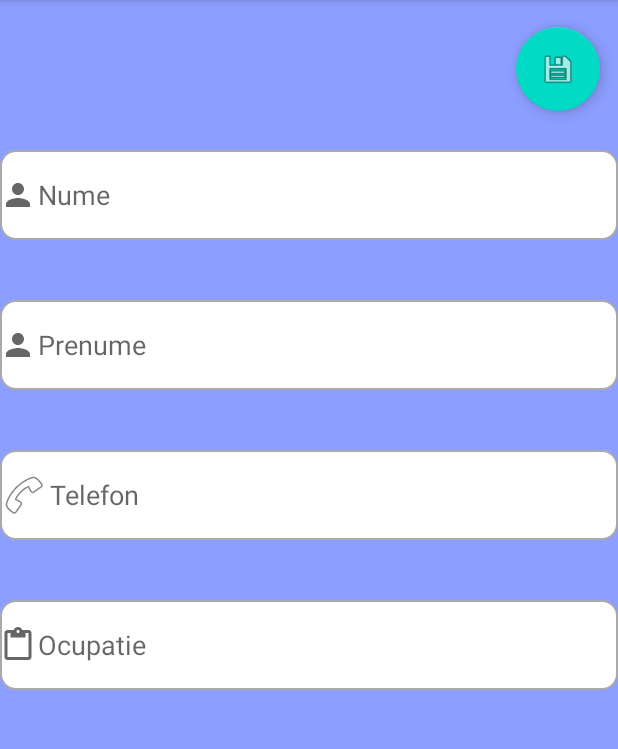
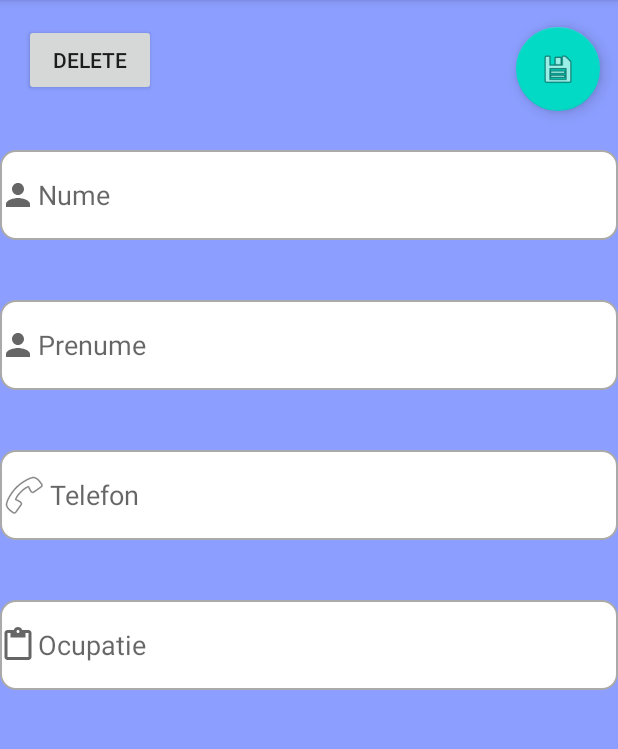
Before and after one commit to brasoveandan/AndroidApp, an Android app: the PersonEditFragment screen opened through its navigation route, on a phone screen of 412 x 824 dp, the part 84-833 px from its top. Run offline under Robolectric (Android 15) with nearby library versions, the phone set to English and light mode, and no system bars; our stand-ins replace Room's generated code; network calls fail.

```diff
--- a/app/src/main/java/ro/ubbcluj/scs/bdir2463/androidapp/MainActivity.kt
+++ b/app/src/main/java/ro/ubbcluj/scs/bdir2463/androidapp/MainActivity.kt
@@ -5,6 +5,7 @@ import android.util.Log
 import android.view.Menu
 import android.view.MenuItem
 import androidx.appcompat.app.AppCompatActivity
+import ro.ubbcluj.scs.bdir2463.androidapp.core.Constants
 import ro.ubbcluj.scs.bdir2463.androidapp.core.TAG
 
 class MainActivity : AppCompatActivity() {
@@ -13,6 +14,7 @@ class MainActivity : AppCompatActivity() {
         super.onCreate(savedInstanceState)
         setContentView(R.layout.activity_main)
         setSupportActionBar(findViewById(R.id.toolbar))
+        Constants.instance(this.applicationContext);
         Log.i(TAG, "onCreate")
     }
 
--- a/app/src/main/java/ro/ubbcluj/scs/bdir2463/androidapp/auth/data/AuthRepository.kt
+++ b/app/src/main/java/ro/ubbcluj/scs/bdir2463/androidapp/auth/data/AuthRepository.kt
@@ -2,6 +2,7 @@ package ro.ubbcluj.scs.bdir2463.androidapp.auth.data
 
 import ro.ubbcluj.scs.bdir2463.androidapp.auth.data.remote.RemoteAuthDataSource
 import ro.ubbcluj.scs.bdir2463.androidapp.core.Api
+import ro.ubbcluj.scs.bdir2463.androidapp.core.Constants
 import ro.ubbcluj.scs.bdir2463.androidapp.core.Result
 
 object AuthRepository {
@@ -17,6 +18,7 @@ object AuthRepository {
 
     fun logout() {
         user = null
+        Constants.instance()?.deleteValueString("token")
         Api.tokenInterceptor.token = null
     }
 
@@ -25,6 +27,7 @@ object AuthRepository {
         val result = RemoteAuthDataSource.login(user)
         if (result is Result.Success<TokenHolder>) {
             setLoggedInUser(user, result.data)
+            Constants.instance()?.storeValueString("token", result.data.token)
         }
         return result
     }
--- a/app/src/main/java/ro/ubbcluj/scs/bdir2463/androidapp/auth/login/LoginViewModel.kt
+++ b/app/src/main/java/ro/ubbcluj/scs/bdir2463/androidapp/auth/login/LoginViewModel.kt
@@ -1,10 +1,11 @@
 package ro.ubbcluj.scs.bdir2463.androidapp.auth.login
 
+import android.app.Application
 import android.util.Log
 import android.util.Patterns
+import androidx.lifecycle.AndroidViewModel
 import androidx.lifecycle.LiveData
 import androidx.lifecycle.MutableLiveData
-import androidx.lifecycle.ViewModel
 import androidx.lifecycle.viewModelScope
 import kotlinx.coroutines.launch
 import ro.ubbcluj.scs.bdir2463.androidapp.R
@@ -13,7 +14,7 @@ import ro.ubbcluj.scs.bdir2463.androidapp.auth.data.TokenHolder
 import ro.ubbcluj.scs.bdir2463.androidapp.core.Result
 import ro.ubbcluj.scs.bdir2463.androidapp.core.TAG
 
-class LoginViewModel : ViewModel() {
+class LoginViewModel(application: Application) : AndroidViewModel(application) {
 
     private val mutableLoginFormState = MutableLiveData<LoginFormState>()
     val loginFormState: LiveData<LoginFormState> = mutableLoginFormState
--- /dev/null
+++ b/app/src/main/java/ro/ubbcluj/scs/bdir2463/androidapp/core/Constants.kt
@@ -0,0 +1,44 @@
+package ro.ubbcluj.scs.bdir2463.androidapp.core
+
+import android.app.Activity
+import android.content.Context
+import android.content.SharedPreferences
+
+class Constants {
+    var context: Context? = null
+    var sharedPref: SharedPreferences? = null
+    var sharedPrefEditor: SharedPreferences.Editor? = null
+    fun configSessionUtils(context: Context) {
+        this.context = context
+        sharedPref = context.getSharedPreferences("AppPreferences", Activity.MODE_PRIVATE)
+        sharedPrefEditor = sharedPref?.edit()
+    }
+
+    fun storeValueString(key: String?, value: String?) {
+        sharedPrefEditor!!.putString(key, value)
+        sharedPrefEditor!!.commit()
+    }
+
+    fun fetchValueString(key: String?): String? {
+        return sharedPref!!.getString(key, null)
+    }
+
+    fun deleteValueString(key: String?) {
+        sharedPref!!.edit().remove(key).apply()
+    }
+
+    companion object {
+        var _instance: Constants? = null
+        fun instance(context: Context): Constants? {
+            if (_instance == null) {
+                _instance = Constants()
+                _instance!!.configSessionUtils(context)
+            }
+            return _instance
+        }
+
+        fun instance(): Constants? {
+            return _instance
+        }
+    }
+}
--- a/app/src/main/java/ro/ubbcluj/scs/bdir2463/androidapp/core/TokenInterceptor.kt
+++ b/app/src/main/java/ro/ubbcluj/scs/bdir2463/androidapp/core/TokenInterceptor.kt
@@ -4,7 +4,7 @@ import okhttp3.Interceptor
 import okhttp3.Response
 
 class TokenInterceptor constructor() : Interceptor {
-    var token: String? = null
+    var token: String? = Constants.instance()?.fetchValueString("token")
 
     override fun intercept(chain: Interceptor.Chain): Response {
         val original = chain.request()
--- a/app/src/main/java/ro/ubbcluj/scs/bdir2463/androidapp/todo/data/local/PersonDao.kt
+++ b/app/src/main/java/ro/ubbcluj/scs/bdir2463/androidapp/todo/data/local/PersonDao.kt
@@ -18,6 +18,9 @@ interface PersonDao {
     @Update(onConflict = OnConflictStrategy.REPLACE)
     suspend fun update(person: Person)
 
+    @Query("DELETE FROM persons WHERE _id=:id")
+    suspend fun delete(id: String)
+
     @Query("DELETE FROM persons")
     suspend fun deleteAll()
 }
--- a/app/src/main/java/ro/ubbcluj/scs/bdir2463/androidapp/todo/data/remote/PersonApi.kt
+++ b/app/src/main/java/ro/ubbcluj/scs/bdir2463/androidapp/todo/data/remote/PersonApi.kt
@@ -1,5 +1,6 @@
 package ro.ubbcluj.scs.bdir2463.androidapp.todo.data.remote
 
+import retrofit2.Response
 import retrofit2.http.*
 import ro.ubbcluj.scs.bdir2463.androidapp.core.Api
 import ro.ubbcluj.scs.bdir2463.androidapp.todo.data.Person
@@ -19,6 +20,9 @@ object PersonApi {
         @Headers("Content-Type: application/json")
         @PUT("/api/person/{id}")
         suspend fun update(@Path("id") personId: String, @Body person: Person): Person
+
+        @DELETE("/api/person/{id}")
+        suspend fun delete(@Path("id") personId: String): Response<Unit>
     }
 
     val service: Service = Api.retrofit.create(Service::class.java)
--- a/app/src/main/java/ro/ubbcluj/scs/bdir2463/androidapp/todo/person/PersonEditFragment.kt
+++ b/app/src/main/java/ro/ubbcluj/scs/bdir2463/androidapp/todo/person/PersonEditFragment.kt
@@ -1,11 +1,13 @@
 package ro.ubbcluj.scs.bdir2463.androidapp.todo.person
 
+import android.os.Build
 import android.os.Bundle
 import android.util.Log
 import android.view.LayoutInflater
 import android.view.View
 import android.view.ViewGroup
 import android.widget.Toast
+import androidx.annotation.RequiresApi
 import androidx.fragment.app.Fragment
 import androidx.lifecycle.ViewModelProvider
 import androidx.navigation.fragment.findNavController
@@ -42,6 +44,7 @@ class PersonEditFragment : Fragment() {
         return inflater.inflate(R.layout.fragment_person_edit, container, false)
     }
 
+    @RequiresApi(Build.VERSION_CODES.O)
     override fun onActivityCreated(savedInstanceState: Bundle?) {
         super.onActivityCreated(savedInstanceState)
         Log.v(TAG, "onActivityCreated")
@@ -57,9 +60,14 @@ class PersonEditFragment : Fragment() {
                 viewModel.saveOrUpdatePerson(i)
             }
         }
-
+        button_delete.setOnClickListener {
+            if (person != null) {
+                viewModel.deletePerson(person!!._id)
+            }
+        }
     }
 
+    @RequiresApi(Build.VERSION_CODES.O)
     private fun setupViewModel() {
         viewModel = ViewModelProvider(this).get(PersonEditViewModel::class.java)
         viewModel.fetching.observe(viewLifecycleOwner, { fetching ->
--- a/app/src/main/java/ro/ubbcluj/scs/bdir2463/androidapp/todo/persons/PersonListFragment.kt
+++ b/app/src/main/java/ro/ubbcluj/scs/bdir2463/androidapp/todo/persons/PersonListFragment.kt
@@ -12,6 +12,7 @@ import androidx.navigation.fragment.findNavController
 import kotlinx.android.synthetic.main.fragment_person_list.*
 import ro.ubbcluj.scs.bdir2463.androidapp.R
 import ro.ubbcluj.scs.bdir2463.androidapp.auth.data.AuthRepository
+import ro.ubbcluj.scs.bdir2463.androidapp.core.Constants
 import ro.ubbcluj.scs.bdir2463.androidapp.core.TAG
 
 class PersonListFragment : Fragment() {
@@ -33,14 +34,19 @@ class PersonListFragment : Fragment() {
     override fun onActivityCreated(savedInstanceState: Bundle?) {
         super.onActivityCreated(savedInstanceState)
         Log.v(TAG, "onActivityCreated")
-        if (!AuthRepository.isLoggedIn) {
+        Log.v(TAG, Constants.instance()?.fetchValueString("token").toString())
+        if (Constants.instance()?.fetchValueString("token") == null) {
             findNavController().navigate(R.id.fragment_login)
-            return;
         }
         setupPersonList()
         fab.setOnClickListener {
             Log.v(TAG, "add new person")
             findNavController().navigate(R.id.PersonEditFragment)
+        }
+        logout.setOnClickListener {
+            Log.v(TAG, "LOGOUT")
+            AuthRepository.logout()
+            findNavController().navigate(R.id.fragment_login)
         }
     }
 
--- a/app/src/main/res/layout/fragment_person_edit.xml
+++ b/app/src/main/res/layout/fragment_person_edit.xml
@@ -13,6 +13,13 @@
         android:layout_height="wrap_content"
         android:indeterminate="true"
         android:visibility="gone" />
+
+    <Button
+        android:id="@+id/button_delete"
+        android:layout_width="wrap_content"
+        android:layout_height="wrap_content"
+        android:layout_margin="@dimen/fab_margin"
+        android:text="@string/delete" />
 
     <com.google.android.material.floatingactionbutton.FloatingActionButton
         android:id="@+id/fab"
--- a/app/src/main/res/values/strings.xml
+++ b/app/src/main/res/values/strings.xml
@@ -20,4 +20,7 @@
     <string name="sign_in">Login</string>
     <string name="invalid_username">Not a valid username</string>
     <string name="invalid_password">Password must be not empty</string>
+
+    <string name="delete">Delete</string>
+    <string name="logout">Logout</string>
 </resources>
```
Also changed, not shown: app/src/main/java/ro/ubbcluj/scs/bdir2463/androidapp/todo/data/PersonRepository.kt (+11 -0 lines), app/src/main/java/ro/ubbcluj/scs/bdir2463/androidapp/todo/data/local/TodoDatabase.kt (+19 -11 lines), app/src/main/java/ro/ubbcluj/scs/bdir2463/androidapp/todo/person/PersonEditViewModel.kt (+19 -0 lines), app/src/main/res/layout/fragment_person_list.xml (+7 -0 lines).
